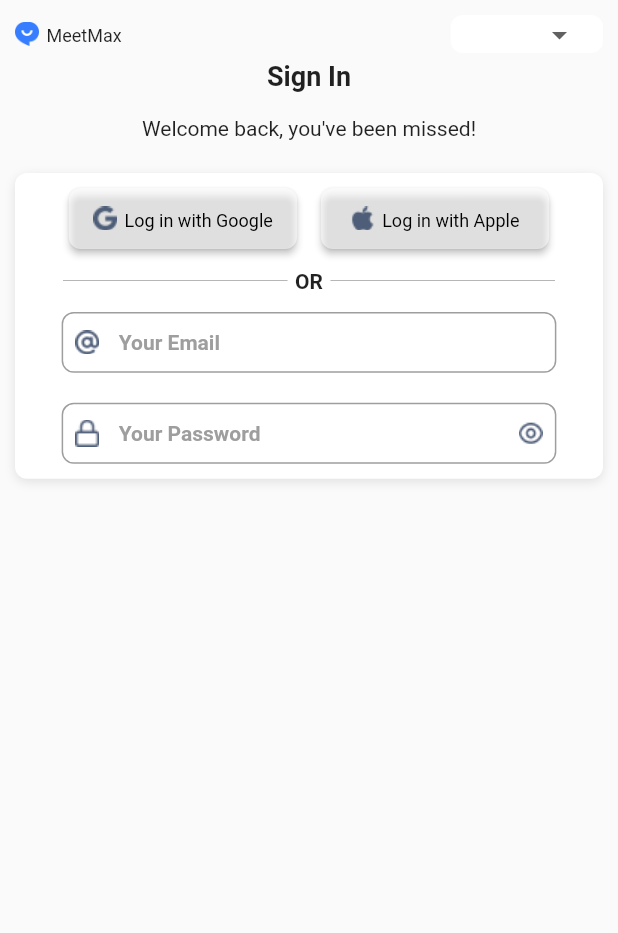
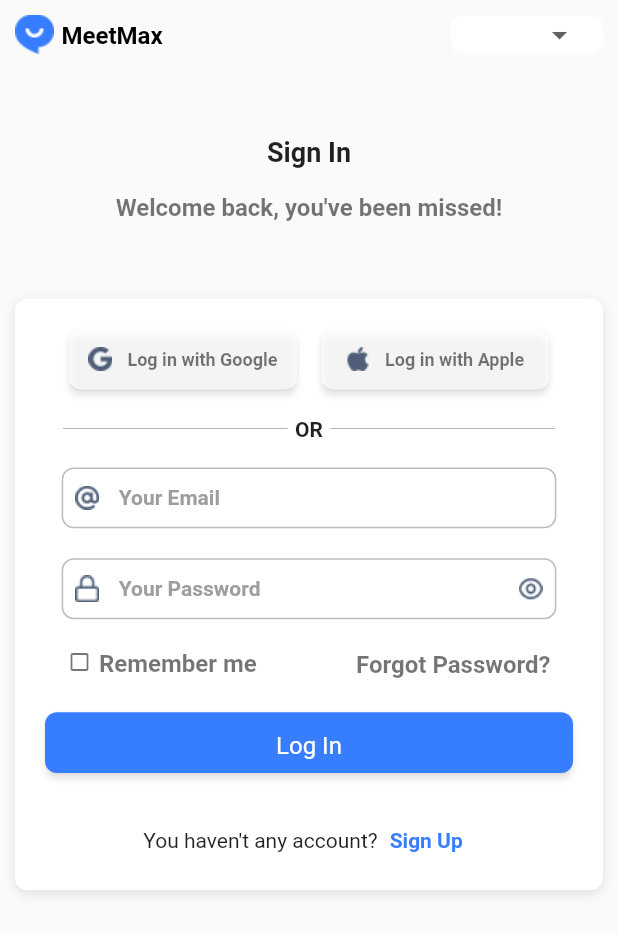
Before and after one commit to Biggo111/social_feed_task, a Flutter app: the screen it shows after launch, on a phone screen of 412 x 824 dp. Shown: the top 933 px of the screen. Run offline on Flutter 3.47's test engine with Material 3 defaults, Android fonts, the phone set to English and light mode, and no system bars; our stand-ins replace dio, flutter_riverpod, fluttertoast, get_it, logger, shared_preferences.

Commit message:
navigation issue fixed

```diff
--- a/lib/core/constants/colors_palette.dart
+++ b/lib/core/constants/colors_palette.dart
@@ -15,6 +15,11 @@ class AppColors {
 
   // black
   static const Color black = Color(0xFF000000);
+  static const  black87 = Colors.black87;
+  static const  black38 = Colors.black38;
+  static const  black26 = Colors.black26;
+  static const  black45 = Colors.black45;
+  static const  black54 = Colors.black54;
 
   // white
   static const Color white = Color(0xFFFFFFFF);
@@ -22,6 +27,7 @@ class AppColors {
   static const white70 = Colors.white70;
   static const titanWhite = Color(0xFFFCFCFF);
   static const whiteLilac = Color(0xFFEDEFF9);
+  static const whiteColorForButtonBackground = Color.fromRGBO(78, 93, 120, 0.05);
 
   //Grey
   static Color grey = Colors.grey;
--- a/lib/core/global_components/buttons/k_button.dart
+++ b/lib/core/global_components/buttons/k_button.dart
@@ -1,4 +1,5 @@
 import 'package:flutter/material.dart';
+import 'package:social_feed_task/core/constants/colors_palette.dart';
 import 'package:social_feed_task/services/responsive_services/responsive_service.dart';
 
 class KButton extends StatelessWidget {
@@ -38,6 +39,7 @@ class KButton extends StatelessWidget {
         onPressed: onPressed,
         style: ElevatedButton.styleFrom(
           backgroundColor: backgroundColor,
+          shadowColor: AppColors.black54,
           shape: RoundedRectangleBorder(
             borderRadius: BorderRadius.circular(borderRadius),
             side: BorderSide(color: borderColor, width: borderWidth),
@@ -49,8 +51,11 @@ class KButton extends StatelessWidget {
                 mainAxisAlignment: MainAxisAlignment.center,
                 children: [
                   icon!,
-                  const SizedBox(width: 5),
-                  Text(text, style: textStyle),
+                  const SizedBox(width: 10),
+                  Padding(
+                    padding: const EdgeInsets.only(bottom: 2),
+                    child: Text(text, style: textStyle),
+                  ),
                 ],
               )
             : Text(text, style: textStyle),
--- a/lib/core/global_components/text_styles/app_fons.dart
+++ b/lib/core/global_components/text_styles/app_fons.dart
@@ -1,77 +1,77 @@
 import 'package:flutter/material.dart';
 
 class AppFonts {
-  static const TextStyle heading1Black = TextStyle(
+  static TextStyle heading1Black = const TextStyle(
     fontSize: 30.0,
     height: 46.0 / 30.0,
     fontWeight: FontWeight.w900,
     fontFamily: 'Roboto'
   );
 
-  static const TextStyle heading2Bold = TextStyle(
+  static TextStyle heading2Bold = const TextStyle(
     fontSize: 26.0,
     height: 40.0 / 26.0,
     fontWeight: FontWeight.bold,
     fontFamily: 'Roboto'
   );
 
-  static const TextStyle heading3Bold = TextStyle(
+  static TextStyle heading3Bold = const TextStyle(
     fontSize: 18.0,
     height: 28.0 / 18.0,
     fontWeight: FontWeight.bold,
     fontFamily: 'Roboto'
   );
 
-  static const TextStyle displayBold = TextStyle(
+  static TextStyle displayBold = const TextStyle(
     fontSize: 16.0,
     height: 24.0 / 16.0,
     fontWeight: FontWeight.bold,
     fontFamily: 'Roboto'
   );
 
-  static const TextStyle displayMedium = TextStyle(
+  static TextStyle displayMedium = const TextStyle(
     fontSize: 16.0,
     height: 24.0 / 16.0,
     fontWeight: FontWeight.w500,
     fontFamily: 'Roboto'
   );
 
-  static const TextStyle bodyBold = TextStyle(
+  static TextStyle bodyBold = const TextStyle(
     fontSize: 14.0,
     height: 22.0 / 14.0,
     fontWeight: FontWeight.bold,
     fontFamily: 'Roboto'
   );
 
-  static const TextStyle bodyMedium = TextStyle(
+  static TextStyle bodyMedium = const TextStyle(
     fontSize: 14.0,
     height: 22.0 / 14.0,
     fontWeight: FontWeight.w500,
     fontFamily: 'Roboto'
   );
 
-  static const TextStyle bodyRegular = TextStyle(
+  static TextStyle bodyRegular = const TextStyle(
     fontSize: 14.0,
     height: 22.0 / 14.0,
     fontWeight: FontWeight.normal,
     fontFamily: 'Roboto'
   );
 
-  static const TextStyle bodyMedium13 = TextStyle(
+  static TextStyle bodyMedium13 = const TextStyle(
     fontSize: 13.0,
     height: 18.0 / 13.0,
     fontWeight: FontWeight.w500,
     fontFamily: 'Roboto'
   );
 
-  static const TextStyle bodyRegular12 = TextStyle(
+  static TextStyle bodyRegular12 = const TextStyle(
     fontSize: 12.0,
     height: 18.0 / 12.0,
     fontWeight: FontWeight.normal,
     fontFamily: 'Roboto'
   );
 
-  static const TextStyle bodyRegular10 = TextStyle(
+  static TextStyle bodyRegular10 = const TextStyle(
     fontSize: 10.0,
     height: 16.0 / 10.0,
     fontWeight: FontWeight.normal,
--- /dev/null
+++ b/lib/core/global_components/toast/show_toast.dart
@@ -0,0 +1,23 @@
+import 'package:flutter/material.dart';
+import 'package:fluttertoast/fluttertoast.dart';
+import 'package:social_feed_task/services/navigation_service/navigator.dart';
+
+class ShowToast {
+  static void customToast(String message, {Color? bgColor = Colors.black, Color? textColor = Colors.white, int durationInSeconds = 3}) {
+    final context = NavigationService.navigatorKey.currentContext;
+
+    if (context != null) {
+      Fluttertoast.showToast(
+        msg: message,
+        toastLength: Toast.LENGTH_SHORT,
+        gravity: ToastGravity.BOTTOM,
+        backgroundColor: bgColor,
+        textColor: textColor,
+        fontSize: 16.0,
+        timeInSecForIosWeb: durationInSeconds,
+      );
+    } else {
+      debugPrint("Toast Error: Current context is null");
+    }
+  }
+}
--- a/lib/features/authentication/presentation/screens/login_screen.dart
+++ b/lib/features/authentication/presentation/screens/login_screen.dart
@@ -29,6 +29,7 @@ class _LoginScreenState extends ConsumerState<LoginScreen> {
       body: SafeArea(
         child: Padding(
           padding: const EdgeInsets.all(10.0),
+          child: SingleChildScrollView(
             child: Column(
               mainAxisAlignment: MainAxisAlignment.start,
               children: [
@@ -36,16 +37,17 @@ class _LoginScreenState extends ConsumerState<LoginScreen> {
                   mainAxisAlignment: MainAxisAlignment.spaceBetween,
                   children: [
                     Row(
+                      crossAxisAlignment: CrossAxisAlignment.start,
                       children: [
                         Image.asset(AssetPath.meetmaxLogo,
-                          width: 16, fit: BoxFit.contain),
+                             fit: BoxFit.contain),
                         const SizedBox(width: 5),
-                      const Text("MeetMax", style: AppFonts.bodyRegular12),
+                        Text("MeetMax", style: AppFonts.bodyRegular12.copyWith(color: AppColors.black, fontWeight: FontWeight.w800, fontSize: 16)),
                       ],
                     ),
                     KDropdownButton(
                         value: selectedValue,
-                      items: const [
+                        items: [
                           DropdownMenuItem(
                               value: 'English', child: Text('Option 1', style: AppFonts.bodyRegular)),
                           DropdownMenuItem(
@@ -67,10 +69,11 @@ class _LoginScreenState extends ConsumerState<LoginScreen> {
                     )
                   ],
                 ),
-              const Text("Sign In", style: AppFonts.heading3Bold),
+                const SizedBox(height: 50),
+                Text("Sign In", style: AppFonts.heading3Bold),
                 const SizedBox(height: 10),
-              const Text("Welcome back, you've been missed!", style: AppFonts.bodyRegular),
-              const SizedBox(height: 20),
+                Text("Welcome back, you've been missed!", style: AppFonts.bodyBold.copyWith(color: AppColors.black54, fontSize: 16)),
+                const SizedBox(height: 50),
                 Container(
                   padding: const EdgeInsets.symmetric(horizontal: 20, vertical: 10),
                   decoration: BoxDecoration(
@@ -86,6 +89,7 @@ class _LoginScreenState extends ConsumerState<LoginScreen> {
                   ),
                   child: Column(
                     children: [
+                      const SizedBox(height: 10),
                       Row(
                         mainAxisAlignment: MainAxisAlignment.spaceEvenly,
                         children: [
@@ -96,8 +100,8 @@ class _LoginScreenState extends ConsumerState<LoginScreen> {
                             height: 40,
                             padding: const EdgeInsets.symmetric(horizontal: 10),
                             icon: Image.asset(AssetPath.googleIcon, width: 16, fit: BoxFit.contain),
-                          textStyle: AppFonts.bodyRegular.copyWith(color: AppColors.black, fontSize: 12, fontWeight: FontWeight.w500),
-                          backgroundColor: AppColors.white54,
+                            textStyle: AppFonts.bodyBold.copyWith(color: AppColors.black54, fontSize: 12, fontWeight: FontWeight.bold),
+                            backgroundColor: AppColors.white70,
                           ),
                           KButton(
                             text: 'Log in with Apple',
@@ -106,12 +110,12 @@ class _LoginScreenState extends ConsumerState<LoginScreen> {
                             height: 40,
                             padding: const EdgeInsets.symmetric(horizontal: 10),
                             icon: Image.asset(AssetPath.appleIcon, width: 16, fit: BoxFit.contain),
-                          textStyle: AppFonts.bodyRegular.copyWith(color: AppColors.black, fontSize: 12, fontWeight: FontWeight.w500),
-                          backgroundColor: AppColors.white54,
+                            textStyle: AppFonts.bodyBold.copyWith(color: AppColors.black54, fontSize: 12, fontWeight: FontWeight.bold),
+                            backgroundColor: AppColors.white70,
                           )
                         ],
                       ),
-                    const SizedBox(height: 10),
+                      const SizedBox(height: 15),
                       Row(
                         children: [
                           Expanded(
@@ -122,7 +126,7 @@ class _LoginScreenState extends ConsumerState<LoginScreen> {
                               endIndent: 5,
                             ),
                           ),
-                        const Text("OR", style: AppFonts.bodyBold),
+                          Text("OR", style: AppFonts.bodyBold),
                           Expanded(
                             child: Divider(
                               color: AppColors.grey,
@@ -133,13 +137,14 @@ class _LoginScreenState extends ConsumerState<LoginScreen> {
                           ),
                         ],
                       ),
-                    const SizedBox(height: 10),
+                      const SizedBox(height: 15),
                       KTextField(
                         width: 650,
                         height: 40,
                         hintText: 'Your Email',
                         controller: emailController,
                         keyboardType: TextInputType.emailAddress,
+                        borderColor: AppColors.black26,
                         textStyle: AppFonts.bodyBold,
                         icon: Image.asset(AssetPath.mailIcon, width: 16, fit: BoxFit.contain),
                       ),
@@ -151,10 +156,58 @@ class _LoginScreenState extends ConsumerState<LoginScreen> {
                         controller: passwordController,
                         keyboardType: TextInputType.emailAddress,
                         textStyle: AppFonts.bodyBold,
+                        borderColor: AppColors.black26,
                         icon: Image.asset(AssetPath.lockIcon, width: 16, fit: BoxFit.contain),
                         showPassword: true,
                         obscureText: authState.passwordVisible,
                         onTogglePasswordVisibility: authController.togglePasswordVisibility,
+                      ),
+                      const SizedBox(height: 15),
+                      Padding(
+                        padding: const EdgeInsets.symmetric(horizontal: 15),
+                        child: Row(
+                          children: [
+                            Row(
+                              mainAxisAlignment: MainAxisAlignment.start,
+                              children: [
+                                const Icon(
+                                  Icons.check_box_outline_blank,
+                                  color: AppColors.black54,
+                                  size: 16,
+                                ),
+                                const SizedBox(width: 5),
+                                Padding(
+                                  padding: const EdgeInsets.only(bottom: 2),
+                                  child: Text("Remember me", style: AppFonts.bodyMedium.copyWith(fontSize: 16, fontWeight: FontWeight.w800, color: AppColors.black54)),
+                                ),
+                              ],
+                            ),
+                            const Spacer(),
+                            Text("Forgot Password?", style: AppFonts.bodyMedium.copyWith(fontSize: 16, fontWeight: FontWeight.w800, color: AppColors.black54)),
+                          ],
+                        ),
+                      ),
+                      const SizedBox(height: 20),
+                      KButton(
+                        text: 'Log In',
+                        onPressed: (){
+                          authController.login(emailController.text.trim(), passwordController.text.trim());
+                        },
+                        height: 40,
+                        backgroundColor: AppColors.blue,
+                        textStyle: AppFonts.bodyRegular.copyWith(color: AppColors.white, fontSize: 16),
+                        padding: const EdgeInsets.symmetric(horizontal: 12),
+                      ),
+                      const SizedBox(height: 20),
+                      Row(
+                        mainAxisAlignment: MainAxisAlignment.center,
+                        children: [
+                          Text("You haven't any account?", style: AppFonts.bodyMedium),
+                          TextButton(
+                            onPressed: (){},
+                            child: Text("Sign Up", style: AppFonts.bodyMedium.copyWith(color: AppColors.blue, fontWeight: FontWeight.w800)),
+                          ),
+                        ],
                       ),
                     ],
                   ),
@@ -163,6 +216,7 @@ class _LoginScreenState extends ConsumerState<LoginScreen> {
             ),
           ),
         ),
+      ),
     );
   }
 }
--- a/lib/features/authentication/presentation/viewmodels/auth_viewmodel.dart
+++ b/lib/features/authentication/presentation/viewmodels/auth_viewmodel.dart
@@ -1,14 +1,18 @@
+import 'package:flutter/cupertino.dart';
 import 'package:flutter/material.dart';
 import 'package:flutter_riverpod/flutter_riverpod.dart';
+import 'package:social_feed_task/core/constants/colors_palette.dart';
+import 'package:social_feed_task/core/global_components/toast/show_toast.dart';
 import 'package:social_feed_task/features/authentication/domain/entities/user.dart';
 import 'package:social_feed_task/features/authentication/domain/usecases/login_use_case.dart';
 import 'package:social_feed_task/features/authentication/presentation/viewmodels/auth_generic/auth_generic.dart';
+import 'package:social_feed_task/features/authentication/presentation/viewmodels/mixin/process_auth_mixin.dart';
 import 'package:social_feed_task/features/social_feed/presentation/screens/feed_screen/feed_screen.dart';
 import 'package:social_feed_task/services/debugger/debugger.dart';
 import 'package:social_feed_task/services/navigation_service/navigator.dart';
 
 final authControllerProvider = StateNotifierProvider<AuthController, AuthGeneric>((ref) => AuthController(ref: ref));
-class AuthController extends StateNotifier<AuthGeneric>{
+class AuthController extends StateNotifier<AuthGeneric> with ProcessAuthMixin{
   final Ref? ref;
   AuthController({this.ref}) : super(AuthGeneric());
 
@@ -18,12 +22,16 @@ class AuthController extends StateNotifier<AuthGeneric>{
     state = state.update(isLoading: true);
     try {
       await Future.delayed(const Duration(seconds: 1));
+      if(!isEmailPasswordGiven(email, password)){
+        ShowToast.customToast("Email and Password are required", bgColor: AppColors.red);
+        return;
+      }
       final userResponse = await _loginUseCase.loginUser(email, password);
 
       if(userResponse is User){
         debug(data: "User Response: ${userResponse.name}");
         state = state.update(isLoading: false, user: userResponse, error: false);
-        // handleNavigation();
+        handleNavigation();
       } else{
         state = state.update(isLoading: false, error: true);
       }
@@ -35,7 +43,7 @@ class AuthController extends StateNotifier<AuthGeneric>{
   void handleNavigation(){
     if(!state.error){
       debug(data: "User Logged In: ${state.user!.email}");
-      NavigationService().navigateTo(MaterialPageRoute(builder: (context) => const FeedScreen()));
+      NavigationService.navigatorKey.currentState!.pushReplacement(CupertinoPageRoute(builder: (context) => const FeedScreen()));
     } else{
       debug(data: "Login Failed");
     }
--- /dev/null
+++ b/lib/features/authentication/presentation/viewmodels/mixin/process_auth_mixin.dart
@@ -0,0 +1,8 @@
+mixin ProcessAuthMixin{
+  bool isEmailPasswordGiven(String email, String password){
+    if(email.isEmpty || password.isEmpty){
+      return false;
+    }
+    return true;
+  }
+}
--- a/lib/main.dart
+++ b/lib/main.dart
@@ -3,6 +3,7 @@
 import 'package:social_feed_task/core/constants/colors_palette.dart';
 import 'package:social_feed_task/features/authentication/presentation/screens/login_screen.dart';
 import 'package:social_feed_task/services/di/service_locator_di.dart';
+import 'package:social_feed_task/services/navigation_service/navigator.dart';
 
 void main() async{
   WidgetsFlutterBinding.ensureInitialized();
@@ -13,11 +14,13 @@
 class MyApp extends StatelessWidget {
   const MyApp({super.key});
 
+
   @override
   Widget build(BuildContext context) {
     return MaterialApp(
       debugShowCheckedModeBanner: false,
       title: 'Social Feed Task',
+      navigatorKey: NavigationService.navigatorKey,
       theme: ThemeData(
         primaryColor: AppColors.white,
         useMaterial3: false,
--- a/lib/services/di/service_locator_di.dart
+++ b/lib/services/di/service_locator_di.dart
@@ -1,4 +1,5 @@
 import 'package:dio/dio.dart';
+import 'package:flutter/material.dart';
 import 'package:get_it/get_it.dart';
 import 'package:social_feed_task/core/network/api_client.dart';
 import 'package:social_feed_task/core/network/mock_interceptor.dart';
--- a/lib/services/navigation_service/navigator.dart
+++ b/lib/services/navigation_service/navigator.dart
@@ -2,7 +2,7 @@ import 'package:flutter/material.dart';
 
 class NavigationService{
 
-  final GlobalKey<NavigatorState> navigatorKey = GlobalKey<NavigatorState>();
+  static GlobalKey<NavigatorState> navigatorKey = GlobalKey<NavigatorState>();
 
   BuildContext? get context => navigatorKey.currentContext;
 
--- a/pubspec.yaml
+++ b/pubspec.yaml
@@ -41,6 +41,7 @@ dependencies:
   shared_preferences: ^2.3.1
   fpdart: ^1.1.0
   logger: ^2.4.0
+  fluttertoast: ^8.2.8
 
 dev_dependencies:
   flutter_test:
```
Also changed, not shown: lib/services/validation_services/validator.dart (added, +9 -0 lines), pubspec.lock, 1 other file. Lines whose indentation alone changed are shown as unchanged.
